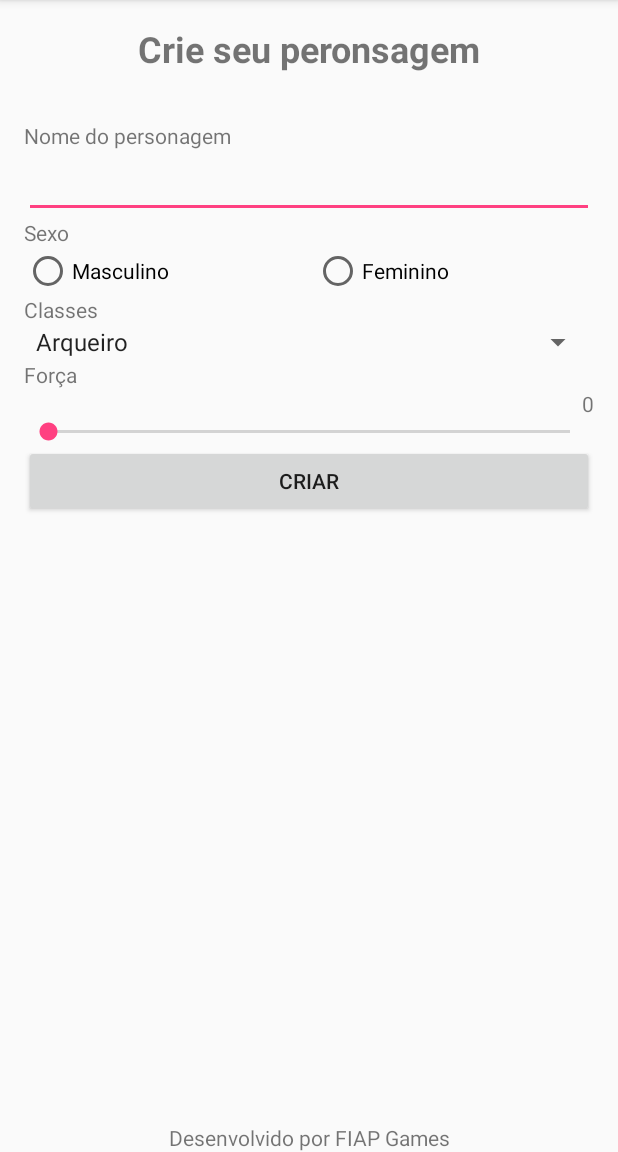
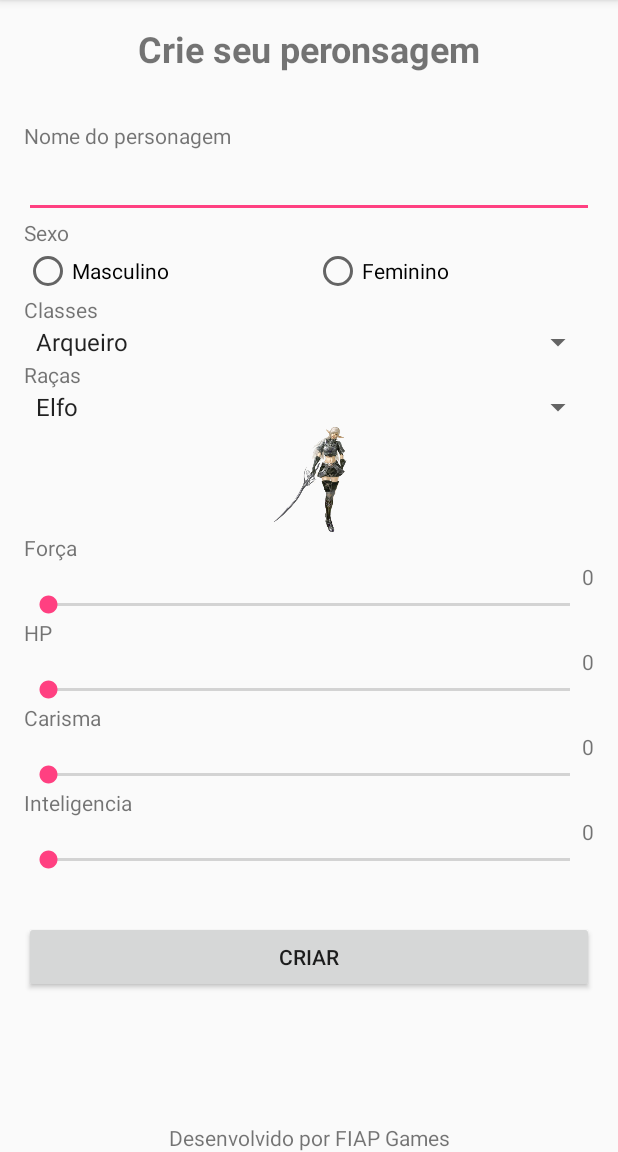
Before and after one commit to celsoCanaveze/ConfiguracaoPersonagem, an Android app: the screen it shows after launch (PersonagemActivity), on a phone screen of 412 x 824 dp, the part 84-1236 px from its top. Run offline under Robolectric (Android 15) with nearby library versions, the phone set to English and light mode, and no system bars; libraries missing offline, so code that uses them is left out: br.com.canaveze.

Commit message:
correção de alguams coisas e adição de imagens teste

```diff
--- a/app/src/main/java/br/com/canaveze/celso/configuracaopersonagem/PersonagemActivity.kt
+++ b/app/src/main/java/br/com/canaveze/celso/configuracaopersonagem/PersonagemActivity.kt
@@ -2,14 +2,93 @@ package br.com.canaveze.celso.configuracaopersonagem
 
 import android.support.v7.app.AppCompatActivity
 import android.os.Bundle
+import android.support.v4.content.ContextCompat
+import android.view.View
+import android.widget.AdapterView
+import android.widget.SeekBar
 import android.widget.Toast
 import kotlinx.android.synthetic.main.activity_personagem.*
 
 class PersonagemActivity : AppCompatActivity() {
-
+    fun  trocaImage(idImages: Int){
+        ivRacas.setImageDrawable(ContextCompat.getDrawable(this, idImages))
+    }
     override fun onCreate(savedInstanceState: Bundle?) {
         super.onCreate(savedInstanceState)
         setContentView(R.layout.activity_personagem)
+        sbForca.setOnSeekBarChangeListener(object : SeekBar.OnSeekBarChangeListener{
+            override fun onProgressChanged(seekBar: SeekBar?, progress: Int, fromUser: Boolean) {
+                tvForca.text = progress.toString()
+            }
+
+            override fun onStartTrackingTouch(seekBar: SeekBar?) {
+
+            }
+
+            override fun onStopTrackingTouch(seekBar: SeekBar?) {
+
+            }
+
+        })
+        sbHP.setOnSeekBarChangeListener(object : SeekBar.OnSeekBarChangeListener{
+            override fun onProgressChanged(seekBar: SeekBar?, progress: Int, fromUser: Boolean) {
+                tvHP.text = progress.toString()
+            }
+
+            override fun onStartTrackingTouch(seekBar: SeekBar?) {
+
+            }
+
+            override fun onStopTrackingTouch(seekBar: SeekBar?) {
+
+            }
+
+        })
+        sbCarisma.setOnSeekBarChangeListener(object : SeekBar.OnSeekBarChangeListener{
+            override fun onProgressChanged(seekBar: SeekBar?, progress: Int, fromUser: Boolean) {
+                tvCarisma.text = progress.toString()
+            }
+
+            override fun onStartTrackingTouch(seekBar: SeekBar?) {
+
+            }
+
+            override fun onStopTrackingTouch(seekBar: SeekBar?) {
+
+            }
+
+        })
+        sbInt.setOnSeekBarChangeListener(object : SeekBar.OnSeekBarChangeListener{
+            override fun onProgressChanged(seekBar: SeekBar?, progress: Int, fromUser: Boolean) {
+                tvInt.text = progress.toString()
+            }
+
+            override fun onStartTrackingTouch(seekBar: SeekBar?) {
+
+            }
+
+            override fun onStopTrackingTouch(seekBar: SeekBar?) {
+
+            }
+
+        })
+        spRacas.onItemSelectedListener = (object : AdapterView.OnItemSelectedListener{
+            override fun onNothingSelected(parent: AdapterView<*>?) {
+
+            }
+
+            override fun onItemSelected(parent: AdapterView<*>?, view: View?, position: Int, id: Long) {
+                val tipoPersonagem = TipoPersonagemEnum.from(position)
+                when (tipoPersonagem){
+                    TipoPersonagemEnum.ELFO -> trocaImage(R.drawable.elfo)
+                    TipoPersonagemEnum.ANAO -> trocaImage(R.drawable.anao)
+                    TipoPersonagemEnum.LICANTROPO -> trocaImage(R.drawable.download)
+                    TipoPersonagemEnum.UNDEAD -> trocaImage(R.drawable.undeadcowboyoutfit)
+
+                }
+            }
+        }
+                )
         btCriar.setOnClickListener{
             Toast.makeText(this, "Usuário criado", Toast.LENGTH_SHORT).show()
         }
--- /dev/null
+++ b/app/src/main/java/br/com/canaveze/celso/configuracaopersonagem/TipoPersonagem.kt
@@ -0,0 +1,16 @@
+package br.com.canaveze.celso.configuracaopersonagem
+
+/**
+ * Created by logonrm on 16/03/2018.
+ */
+enum class TipoPersonagemEnum(val id: Int){
+    ELFO(0),
+    ANAO(1),
+    LICANTROPO(2),
+    UNDEAD(3);
+
+    companion object {
+        fun from(findValue: Int): TipoPersonagemEnum =
+                TipoPersonagemEnum.values().first { it.id == findValue}
+    }
+}
--- /dev/null
+++ b/app/src/main/java/br/com/canaveze/celso/configuracaopersonagem/personagem.kt
@@ -0,0 +1,14 @@
+package br.com.canaveze.celso.configuracaopersonagem
+
+/**
+ * Created by logonrm on 16/03/2018.
+ */
+class Personagens(){
+    val nome: String = ""
+    fun andar(){
+
+    }
+    fun correr(){
+
+    }
+}
--- a/app/src/main/res/layout/activity_personagem.xml
+++ b/app/src/main/res/layout/activity_personagem.xml
@@ -79,13 +79,29 @@
                 android:entries="@array/classes"
                 android:layout_width="match_parent"
                 android:layout_height="wrap_content" />
-
+            <TextView
+                android:layout_width="match_parent"
+                android:layout_height="wrap_content"
+                android:text="@string/lblracas"/>
+            <Spinner
+                android:id="@+id/spRacas"
+                android:entries="@array/racas"
+                android:layout_width="match_parent"
+                android:layout_height="wrap_content">
+            </Spinner>
+            <ImageView
+                android:src="@drawable/elfo"
+                android:layout_gravity="center"
+                android:layout_width="72sp"
+                android:layout_height="72sp"
+                android:id="@+id/ivRacas"/>
             <TextView
                 android:layout_width="match_parent"
                 android:layout_height="wrap_content"
                 android:text="@string/label_forca" />
 
             <TextView
+                android:id="@+id/tvForca"
                 android:layout_width="match_parent"
                 android:layout_height="wrap_content"
                 android:gravity="right"
@@ -96,7 +112,54 @@
                 android:layout_width="match_parent"
                 android:layout_height="wrap_content"
                 />
+            <TextView
+                android:layout_width="match_parent"
+                android:layout_height="wrap_content"
+                android:text="HP"/>
+            <TextView
+                android:id="@+id/tvHP"
+                android:layout_width="match_parent"
+                android:layout_height="wrap_content"
+                android:gravity="right"
+                android:text="0"
+                />
+            <SeekBar
+                android:id="@+id/sbHP"
+                android:max="10"
+                android:layout_width="match_parent"
+                android:layout_height="wrap_content" />
+            <TextView
+                android:layout_width="match_parent"
+                android:layout_height="wrap_content"
+                android:text="Carisma" />
+            <TextView
+                android:id="@+id/tvCarisma"
+                android:layout_width="match_parent"
+                android:layout_height="wrap_content"
+                android:gravity="right"
+                android:text="0"/>
+            <SeekBar
+                android:id="@+id/sbCarisma"
+                android:max="10"
+                android:layout_width="match_parent"
+                android:layout_height="wrap_content" />
+            <TextView
+                android:layout_width="match_parent"
+                android:layout_height="wrap_content"
+                android:text="Inteligencia"/>
+            <TextView
+                android:id="@+id/tvInt"
+                android:layout_width="match_parent"
+                android:layout_height="wrap_content"
+                android:gravity="right"
+                android:text="0"/>
+            <SeekBar
+                android:id="@+id/sbInt"
+                android:max="10"
+                android:layout_width="match_parent"
+                android:layout_height="wrap_content" />
             <Button
+                android:layout_marginTop="32dp"
                 android:id="@+id/btCriar"
                 android:layout_width="match_parent"
                 android:layout_height="wrap_content"
--- a/app/src/main/res/values/arrays.xml
+++ b/app/src/main/res/values/arrays.xml
@@ -6,4 +6,11 @@
         <item>@string/guerreiro</item>
         <item>@string/mago</item>
     </string-array>
+    <string-array name="racas">
+        <item>@string/elfo</item>
+        <item>@string/anao</item>
+        <item>@string/licantropo</item>
+        <item>@string/undead</item>
+
+    </string-array>
 </resources>
--- a/app/src/main/res/values/strings.xml
+++ b/app/src/main/res/values/strings.xml
@@ -15,7 +15,9 @@
     <string name="bardo">Bardo</string>
     <string name="anao">Anão</string>
     <string name="elfo">Elfo</string>
-
+    <string name="licantropo">Licantropo</string>
+    <string name="undead">Undead</string>
+    <string name="lblracas">Raças</string>
 
 
 </resources>
```
Also changed, not shown: app/src/main/res/drawable/anao.png (added), app/src/main/res/drawable/download.png (added), app/src/main/res/drawable/elfo.png (added), app/src/main/res/drawable/undeadcowboyoutfit.png (added).
